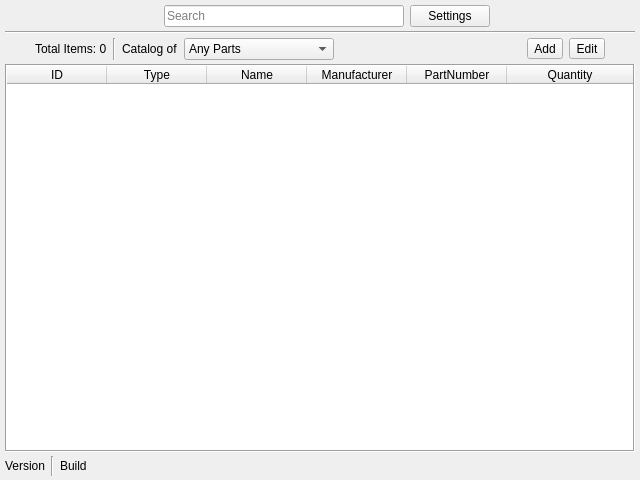
Old version of the form app/layout/MainWindow.ui in the repository saul-escobedo/Electronics_Inventory.
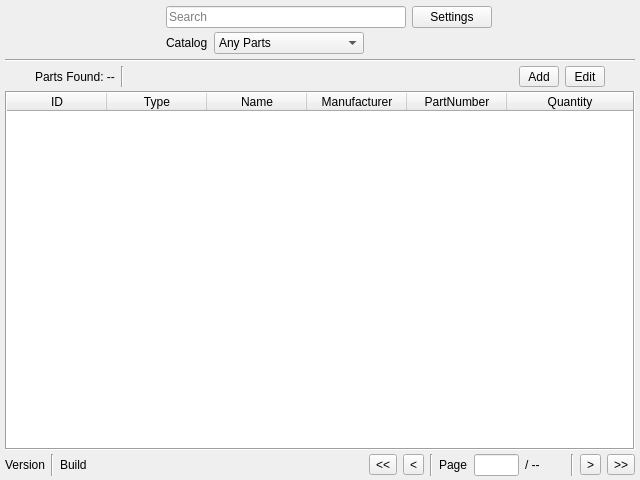
New version of the form. Icons and pictures are not drawn.

Commit message: Added the paginator to view different pages

```diff
--- a/app/layout/MainWindow.ui
+++ b/app/layout/MainWindow.ui
@@ -76,19 +76,22 @@
         </property>
         <layout class="QHBoxLayout" name="horizontalLayout_4">
          <property name="leftMargin">
-          <number>20</number>
+          <number>0</number>
          </property>
          <property name="topMargin">
           <number>0</number>
          </property>
          <property name="rightMargin">
-          <number>20</number>
+          <number>0</number>
          </property>
          <property name="bottomMargin">
           <number>0</number>
          </property>
          <item>
           <layout class="QHBoxLayout" name="horizontalLayout_3">
+           <property name="spacing">
+            <number>10</number>
+           </property>
            <item>
             <spacer name="horizontalSpacer">
              <property name="orientation">
@@ -119,32 +122,215 @@
             </widget>
            </item>
            <item>
-            <widget class="QLineEdit" name="searchBar">
-             <property name="sizePolicy">
-              <sizepolicy hsizetype="MinimumExpanding" vsizetype="Fixed">
-               <horstretch>0</horstretch>
-               <verstretch>0</verstretch>
-              </sizepolicy>
-             </property>
+            <widget class="QWidget" name="widget_4" native="true">
              <property name="minimumSize">
               <size>
-               <width>240</width>
+               <width>10</width>
                <height>0</height>
               </size>
              </property>
-             <property name="text">
-              <string/>
-             </property>
-             <property name="placeholderText">
-              <string>Search</string>
-             </property>
-            </widget>
-           </item>
-           <item>
-            <widget class="QPushButton" name="settingsButton">
-             <property name="text">
-              <string>Settings</string>
-             </property>
+             <layout class="QVBoxLayout" name="verticalLayout_4">
+              <property name="leftMargin">
+               <number>0</number>
+              </property>
+              <property name="topMargin">
+               <number>0</number>
+              </property>
+              <property name="rightMargin">
+               <number>0</number>
+              </property>
+              <property name="bottomMargin">
+               <number>0</number>
+              </property>
+              <item>
+               <layout class="QVBoxLayout" name="verticalLayout">
+                <property name="spacing">
+                 <number>4</number>
+                </property>
+                <item>
+                 <spacer name="verticalSpacer">
+                  <property name="orientation">
+                   <enum>Qt::Vertical</enum>
+                  </property>
+                  <property name="sizeHint" stdset="0">
+                   <size>
+                    <width>20</width>
+                    <height>1</height>
+                   </size>
+                  </property>
+                 </spacer>
+                </item>
+                <item>
+                 <widget class="QWidget" name="widget_5" native="true">
+                  <property name="sizePolicy">
+                   <sizepolicy hsizetype="Preferred" vsizetype="Preferred">
+                    <horstretch>0</horstretch>
+                    <verstretch>0</verstretch>
+                   </sizepolicy>
+                  </property>
+                  <layout class="QHBoxLayout" name="horizontalLayout_8">
+                   <property name="leftMargin">
+                    <number>0</number>
+                   </property>
+                   <property name="topMargin">
+                    <number>0</number>
+                   </property>
+                   <property name="rightMargin">
+                    <number>0</number>
+                   </property>
+                   <property name="bottomMargin">
+                    <number>0</number>
+                   </property>
+                   <item>
+                    <layout class="QHBoxLayout" name="horizontalLayout_7">
+                     <item>
+                      <widget class="QLineEdit" name="searchBar">
+                       <property name="sizePolicy">
+                        <sizepolicy hsizetype="MinimumExpanding" vsizetype="Fixed">
+                         <horstretch>0</horstretch>
+                         <verstretch>0</verstretch>
+                        </sizepolicy>
+                       </property>
+                       <property name="minimumSize">
+                        <size>
+                         <width>240</width>
+                         <height>0</height>
+                        </size>
+                       </property>
+                       <property name="text">
+                        <string/>
+                       </property>
+                       <property name="placeholderText">
+                        <string>Search</string>
+                       </property>
+                      </widget>
+                     </item>
+                     <item>
+                      <widget class="QPushButton" name="settings">
+                       <property name="text">
+                        <string>Settings</string>
+                       </property>
+                      </widget>
+                     </item>
+                    </layout>
+                   </item>
+                  </layout>
+                 </widget>
+                </item>
+                <item>
+                 <widget class="QWidget" name="widget_6" native="true">
+                  <property name="minimumSize">
+                   <size>
+                    <width>0</width>
+                    <height>5</height>
+                   </size>
+                  </property>
+                  <layout class="QHBoxLayout" name="horizontalLayout_10">
+                   <property name="leftMargin">
+                    <number>0</number>
+                   </property>
+                   <property name="topMargin">
+                    <number>0</number>
+                   </property>
+                   <property name="rightMargin">
+                    <number>0</number>
+                   </property>
+                   <property name="bottomMargin">
+                    <number>0</number>
+                   </property>
+                   <item>
+                    <layout class="QHBoxLayout" name="horizontalLayout_9">
+                     <item>
+                      <widget class="QLabel" name="label_2">
+                       <property name="text">
+                        <string>Catalog</string>
+                       </property>
+                      </widget>
+                     </item>
+                     <item>
+                      <widget class="QComboBox" name="catalogType">
+                       <property name="minimumSize">
+                        <size>
+                         <width>150</width>
+                         <height>0</height>
+                        </size>
+                       </property>
+                       <item>
+                        <property name="text">
+                         <string>Any Parts</string>
+                        </property>
+                       </item>
+                       <item>
+                        <property name="text">
+                         <string>Resistors</string>
+                        </property>
+                       </item>
+                       <item>
+                        <property name="text">
+                         <string>Capacitors</string>
+                        </property>
+                       </item>
+                       <item>
+                        <property name="text">
+                         <string>Inductors</string>
+                        </property>
+                       </item>
+                       <item>
+                        <property name="text">
+                         <string>Diodes</string>
+                        </property>
+                       </item>
+                       <item>
+                        <property name="text">
+                         <string>BJ-Transistors</string>
+                        </property>
+                       </item>
+                       <item>
+                        <property name="text">
+                         <string>FE-Transistors</string>
+                        </property>
+                       </item>
+                       <item>
+                        <property name="text">
+                         <string>Integrated Circuits</string>
+                        </property>
+                       </item>
+                      </widget>
+                     </item>
+                     <item>
+                      <spacer name="horizontalSpacer_5">
+                       <property name="orientation">
+                        <enum>Qt::Horizontal</enum>
+                       </property>
+                       <property name="sizeHint" stdset="0">
+                        <size>
+                         <width>50</width>
+                         <height>20</height>
+                        </size>
+                       </property>
+                      </spacer>
+                     </item>
+                    </layout>
+                   </item>
+                  </layout>
+                 </widget>
+                </item>
+                <item>
+                 <spacer name="verticalSpacer_2">
+                  <property name="orientation">
+                   <enum>Qt::Vertical</enum>
+                  </property>
+                  <property name="sizeHint" stdset="0">
+                   <size>
+                    <width>20</width>
+                    <height>1</height>
+                   </size>
+                  </property>
+                 </spacer>
+                </item>
+               </layout>
+              </item>
+             </layout>
             </widget>
            </item>
            <item>
@@ -204,7 +390,7 @@
            <item>
             <widget class="QLabel" name="totalParts">
              <property name="text">
-              <string>Total Items: 0</string>
+              <string>Parts Found: --</string>
              </property>
             </widget>
            </item>
@@ -215,63 +401,6 @@
              </property>
             </widget>
            </item>
-           <item>
-            <widget class="QLabel" name="label_2">
-             <property name="text">
-              <string>Catalog of</string>
-             </property>
-            </widget>
-           </item>
-           <item>
-            <widget class="QComboBox" name="catalogType">
-             <property name="minimumSize">
-              <size>
-               <width>150</width>
-               <height>0</height>
-              </size>
-             </property>
-             <item>
-              <property name="text">
-               <string>Any Parts</string>
-              </property>
-             </item>
-             <item>
-              <property name="text">
-               <string>Resistors</string>
-              </property>
-             </item>
-             <item>
-              <property name="text">
-               <string>Capacitors</string>
-              </property>
-             </item>
-             <item>
-              <property name="text">
-               <string>Inductors</string>
-              </property>
-             </item>
-             <item>
-              <property name="text">
-               <string>Diodes</string>
-              </property>
-             </item>
-             <item>
-              <property name="text">
-               <string>BJ-Transistors</string>
-              </property>
-             </item>
-             <item>
-              <property name="text">
-               <string>FE-Transistors</string>
-              </property>
-             </item>
-             <item>
-              <property name="text">
-               <string>Integrated Circuits</string>
-              </property>
-             </item>
-            </widget>
-           </item>
            <item>
             <spacer name="horizontalSpacer_3">
              <property name="orientation">
@@ -287,6 +416,12 @@
            </item>
            <item>
             <widget class="QToolButton" name="addItem">
+             <property name="minimumSize">
+              <size>
+               <width>40</width>
+               <height>0</height>
+              </size>
+             </property>
              <property name="text">
               <string>Add</string>
              </property>
@@ -294,6 +429,12 @@
            </item>
            <item>
             <widget class="QToolButton" name="editItem">
+             <property name="minimumSize">
+              <size>
+               <width>40</width>
+               <height>0</height>
+              </size>
+             </property>
              <property name="text">
               <string>Edit</string>
              </property>
@@ -416,6 +557,93 @@
              </property>
             </spacer>
            </item>
+           <item>
+            <widget class="QToolButton" name="firstPage">
+             <property name="toolTip">
+              <string>First Page</string>
+             </property>
+             <property name="text">
+              <string>&lt;&lt;</string>
+             </property>
+            </widget>
+           </item>
+           <item>
+            <widget class="QToolButton" name="previousPage">
+             <property name="toolTip">
+              <string>Previous Page</string>
+             </property>
+             <property name="text">
+              <string>&lt;</string>
+             </property>
+            </widget>
+           </item>
+           <item>
+            <widget class="Line" name="line_4">
+             <property name="orientation">
+              <enum>Qt::Vertical</enum>
+             </property>
+            </widget>
+           </item>
+           <item>
+            <widget class="QLabel" name="label_3">
+             <property name="text">
+              <string>Page</string>
+             </property>
+            </widget>
+           </item>
+           <item>
+            <widget class="QLineEdit" name="pageNumber">
+             <property name="maximumSize">
+              <size>
+               <width>45</width>
+               <height>16777215</height>
+              </size>
+             </property>
+             <property name="alignment">
+              <set>Qt::AlignRight|Qt::AlignTrailing|Qt::AlignVCenter</set>
+             </property>
+            </widget>
+           </item>
+           <item>
+            <widget class="QLabel" name="numPages">
+             <property name="minimumSize">
+              <size>
+               <width>40</width>
+               <height>0</height>
+              </size>
+             </property>
+             <property name="text">
+              <string>/ --</string>
+             </property>
+            </widget>
+           </item>
+           <item>
+            <widget class="Line" name="line_5">
+             <property name="orientation">
+              <enum>Qt::Vertical</enum>
+             </property>
+            </widget>
+           </item>
+           <item>
+            <widget class="QToolButton" name="nextPage">
+             <property name="toolTip">
+              <string>Next Page</string>
+             </property>
+             <property name="text">
+              <string>&gt;</string>
+             </property>
+            </widget>
+           </item>
+           <item>
+            <widget class="QToolButton" name="lastPage">
+             <property name="toolTip">
+              <string>Last Page</string>
+             </property>
+             <property name="text">
+              <string>&gt;&gt;</string>
+             </property>
+            </widget>
+           </item>
           </layout>
          </item>
         </layout>
```
Left out of the diff: 2 changed lines with no effect on the pictures. The commit also changes 2 other files.
